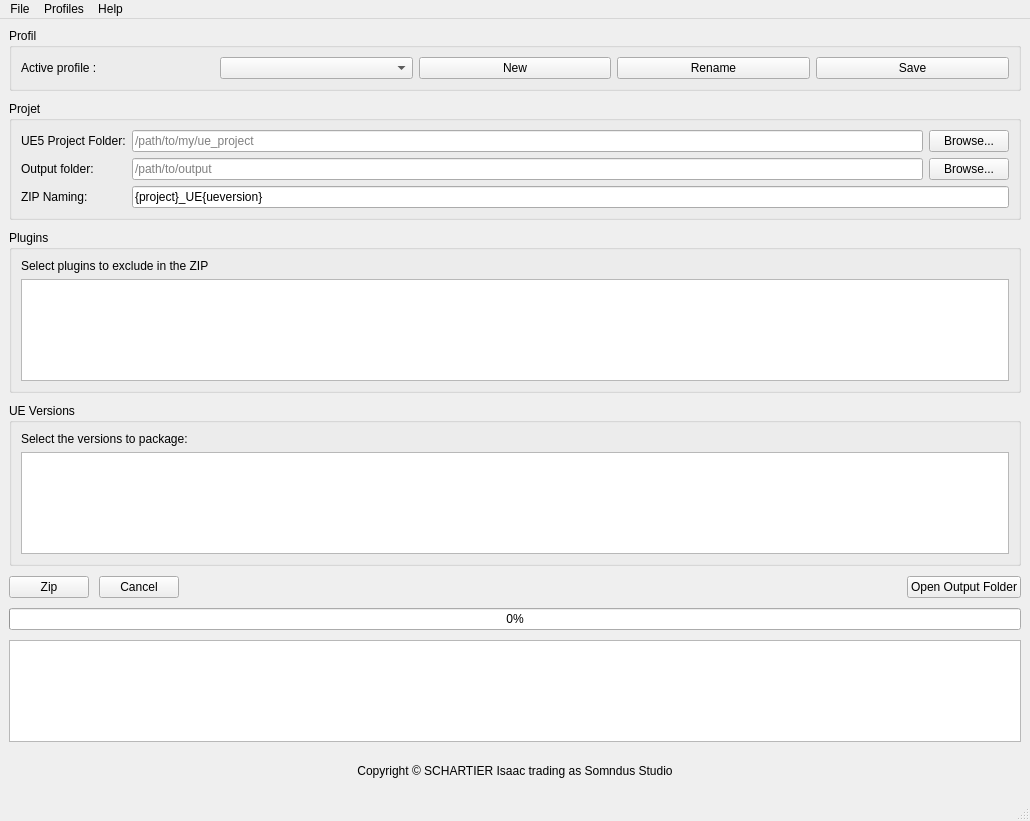
The window that src/ui/project_fab_windows.ui (SomndusStudio/UE_Marketplace_GUI_Tools) describes before a commit, drawn with Qt 5.
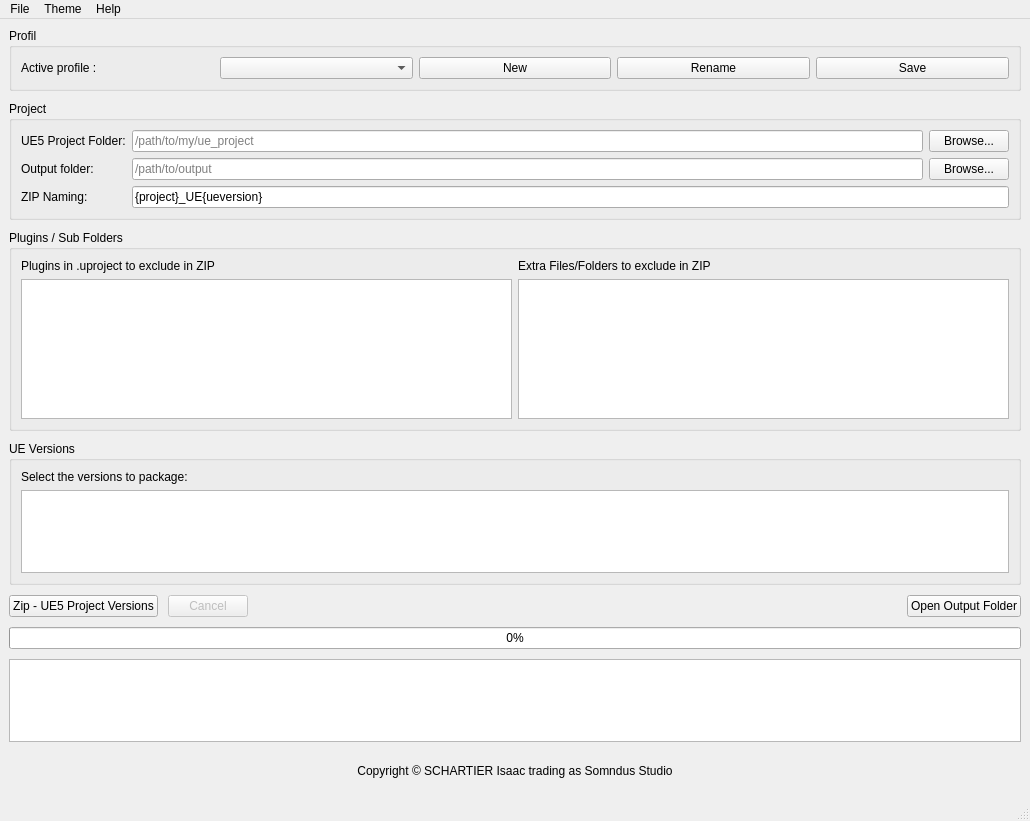
The same window after the commit.

What changed in the file:
```diff
--- a/src/ui/project_fab_windows.ui
+++ b/src/ui/project_fab_windows.ui
@@ -64,7 +64,7 @@
     <item>
      <widget class="QGroupBox" name="grpProject">
       <property name="title">
-       <string>Projet</string>
+       <string>Project</string>
       </property>
       <layout class="QGridLayout" name="gridLayout_project">
        <item row="0" column="0">
@@ -132,13 +132,17 @@
     <item>
      <widget class="QGroupBox" name="grpPlugins">
       <property name="title">
-       <string>Plugins</string>
+       <string>Plugins / Sub Folders</string>
       </property>
       <layout class="QVBoxLayout" name="verticalLayout">
        <item>
+        <layout class="QHBoxLayout" name="horizontalLayout_2">
+         <item>
+          <layout class="QVBoxLayout" name="verticalLayout_3">
+           <item>
         <widget class="QLabel" name="label_2">
          <property name="text">
-          <string>Select plugins to exclude in the ZIP</string>
+              <string>Plugins in .uproject to exclude in ZIP</string>
          </property>
         </widget>
        </item>
@@ -146,6 +150,31 @@
         <widget class="QListView" name="listPlugins"/>
        </item>
       </layout>
+         </item>
+         <item>
+          <layout class="QVBoxLayout" name="verticalLayout_2">
+           <item>
+            <widget class="QLabel" name="lblExcludeFolders">
+             <property name="text">
+              <string>Extra Files/Folders to exclude in ZIP</string>
+             </property>
+            </widget>
+           </item>
+           <item>
+            <widget class="QListView" name="listFolders">
+             <property name="minimumSize">
+              <size>
+               <width>0</width>
+               <height>140</height>
+              </size>
+             </property>
+            </widget>
+           </item>
+          </layout>
+         </item>
+        </layout>
+       </item>
+      </layout>
      </widget>
     </item>
     <item>
@@ -172,12 +201,15 @@
       <item>
        <widget class="QPushButton" name="btnBuild">
         <property name="text">
-         <string>Zip</string>
+         <string>Zip - UE5 Project Versions</string>
         </property>
        </widget>
       </item>
       <item>
        <widget class="QPushButton" name="btnCancel">
+        <property name="enabled">
+         <bool>false</bool>
+        </property>
         <property name="text">
          <string>Cancel</string>
         </property>
@@ -288,19 +320,19 @@
     </property>
     <addaction name="actionQuit"/>
    </widget>
-   <widget class="QMenu" name="menuProfiles">
-    <property name="title">
-     <string>Profiles</string>
-    </property>
-   </widget>
    <widget class="QMenu" name="menuHelp">
     <property name="title">
      <string>Help</string>
     </property>
     <addaction name="actionAbout"/>
    </widget>
+   <widget class="QMenu" name="menuTheme">
+    <property name="title">
+     <string>Theme</string>
+    </property>
+   </widget>
    <addaction name="menuFile"/>
-   <addaction name="menuProfiles"/>
+   <addaction name="menuTheme"/>
    <addaction name="menuHelp"/>
   </widget>
   <widget class="QStatusBar" name="statusbar"/>
```
Left out of the diff: 2 changed lines with no effect on the pictures. Lines whose indentation alone changed are shown as unchanged.
